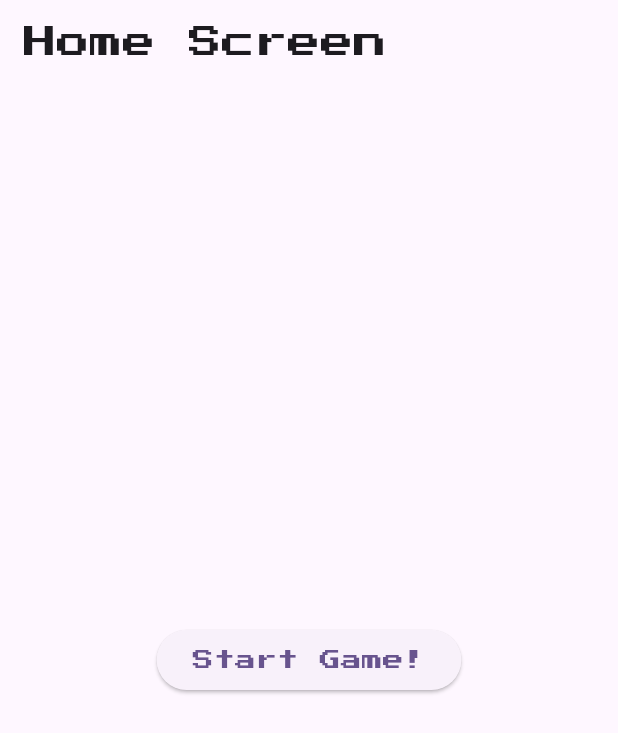
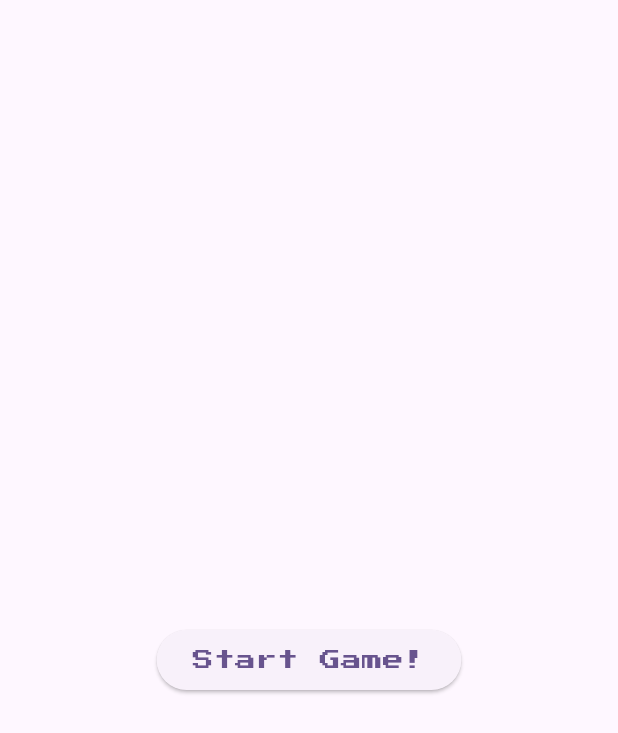
Before and after one commit to felipegabriel1942/tic-tac-toe-flutter, a Flutter app: the screen it shows after launch, on a phone screen of 412 x 824 dp. Shown: the top 733 px of the screen. Run offline on Flutter 3.47's test engine with Material 3 defaults, Android fonts, the phone set to English and light mode, and no system bars; our stand-ins replace flutter_mobx, get_it, google_fonts, injectable, mobx; missing offline and left inert: flame; generated files the repository leaves out were written again.

Commit message:
Criando metodo para reiniciar o tabuleiro

```diff
--- a/lib/screens/game_screen.dart
+++ b/lib/screens/game_screen.dart
@@ -15,10 +15,10 @@ class GameScreen extends StatelessWidget {
 
   @override
   Widget build(BuildContext context) {
+    gameState.resetGame();
+
     return Scaffold(
-      appBar: AppBar(
-        title: const Text('Game Screen'),
-      ),
+      appBar: AppBar(),
       body: Center(
         child: Column(
           mainAxisAlignment: MainAxisAlignment.spaceEvenly,
--- a/lib/screens/home_screen.dart
+++ b/lib/screens/home_screen.dart
@@ -6,9 +6,7 @@ class HomeScreen extends StatelessWidget {
   @override
   Widget build(BuildContext context) {
     return Scaffold(
-      appBar: AppBar(
-        title: const Text('Home Screen'),
-      ),
+      appBar: AppBar(),
       body: Center(
         child: ElevatedButton(
           child: const Text('Start Game!'),
```
Also changed, not shown: lib/models/game_state.dart (+13 -3 lines).
